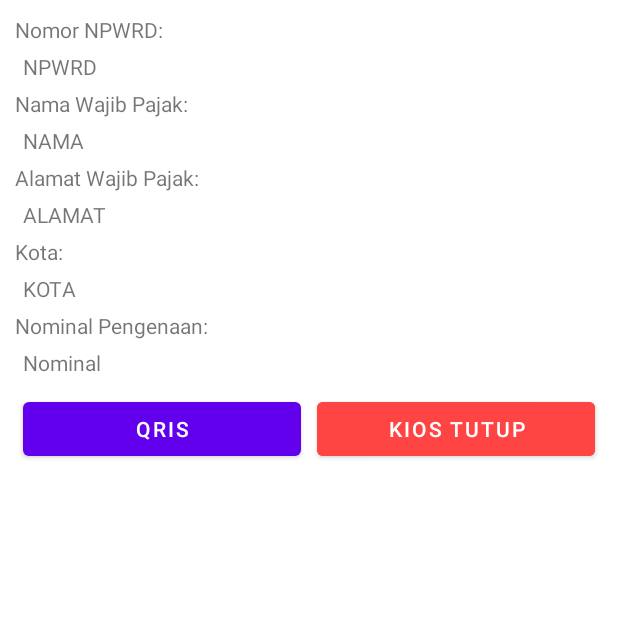
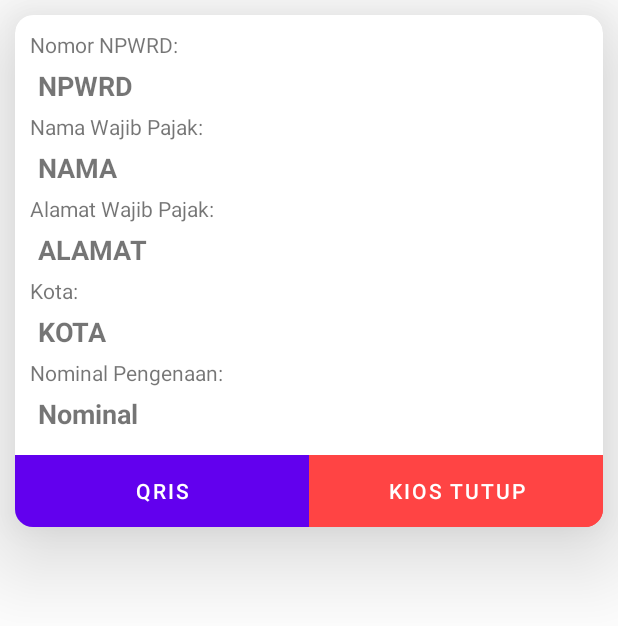
Before and after one commit to handharbeni/eRPAS, an Android app: the WpDetailFragment screen opened through its navigation route, on a phone screen of 412 x 824 dp. Shown: the top 626 px of the screen. Run offline under Robolectric (Android 15) with nearby library versions, the phone set to English and light mode, and no system bars; our stand-ins replace EventBus, Room's generated code, navigation-ui; libraries missing offline, so code that uses them is left out: com.dantsu.escposprinter, com.github.douglasjunior.bluetoothclassiclibrary, com.journeyapps.barcodescanner, com.skydoves.balloon; pictures from the network do not load; 22 statements that could not run were skipped.

Commit message:
fix layout pembayaran

```diff
--- a/app/src/main/res/layout/fragment_detail_wp.xml
+++ b/app/src/main/res/layout/fragment_detail_wp.xml
@@ -3,11 +3,24 @@
     android:layout_width="match_parent"
     android:layout_height="match_parent"
     xmlns:app="http://schemas.android.com/apk/res-auto">
-    <LinearLayout
-        android:padding="10dp"
+    <androidx.cardview.widget.CardView
+        android:elevation="40dp"
+        app:cardElevation="40dp"
+        app:cardCornerRadius="12dp"
+        android:fitsSystemWindows="true"
+        app:cardPreventCornerOverlap="false"
+        android:layout_margin="10dp"
+        android:id="@+id/cvDetail"
         app:layout_constraintTop_toTopOf="parent"
         app:layout_constraintLeft_toLeftOf="parent"
         app:layout_constraintRight_toRightOf="parent"
+        android:layout_width="match_parent"
+        android:layout_height="wrap_content">
+        <RelativeLayout
+            android:layout_width="match_parent"
+            android:layout_height="wrap_content">
+            <LinearLayout
+                android:padding="10dp"
                 android:id="@+id/llDetail"
                 android:orientation="vertical"
                 android:layout_width="match_parent"
@@ -17,6 +30,8 @@
                     android:layout_width="match_parent"
                     android:layout_height="wrap_content"/>
                 <TextView
+                    android:textSize="18sp"
+                    android:textStyle="bold"
                     android:layout_margin="5dp"
                     android:id="@+id/txtNpwrd"
                     android:text="NPWRD"
@@ -28,6 +43,8 @@
                     android:layout_width="match_parent"
                     android:layout_height="wrap_content"/>
                 <TextView
+                    android:textSize="18sp"
+                    android:textStyle="bold"
                     android:layout_margin="5dp"
                     android:id="@+id/txtNama"
                     android:text="NAMA"
@@ -39,6 +56,8 @@
                     android:layout_width="match_parent"
                     android:layout_height="wrap_content"/>
                 <TextView
+                    android:textSize="18sp"
+                    android:textStyle="bold"
                     android:layout_margin="5dp"
                     android:id="@+id/txtAlamat"
                     android:text="ALAMAT"
@@ -50,6 +69,8 @@
                     android:layout_width="match_parent"
                     android:layout_height="wrap_content"/>
                 <TextView
+                    android:textSize="18sp"
+                    android:textStyle="bold"
                     android:layout_margin="5dp"
                     android:id="@+id/txtKota"
                     android:text="KOTA"
@@ -61,38 +82,51 @@
                     android:layout_width="match_parent"
                     android:layout_height="wrap_content"/>
                 <TextView
+                    android:textSize="18sp"
+                    android:textStyle="bold"
                     android:layout_margin="5dp"
                     android:id="@+id/txtNominal"
                     android:text="Nominal"
                     android:layout_width="match_parent"
                     android:layout_height="wrap_content"/>
 
+            </LinearLayout>
             <LinearLayout
+                android:fitsSystemWindows="true"
+                android:gravity="bottom"
+                android:layout_below="@id/llDetail"
                 android:orientation="horizontal"
                 android:layout_width="match_parent"
                 android:layout_height="wrap_content">
-            <Button
+                <com.google.android.material.button.MaterialButton
+                    app:cornerRadius="0dp"
+                    android:insetTop="0dp"
+                    android:insetBottom="0dp"
                     android:id="@+id/btnQris"
-                android:theme="@style/ThemeOverlay.Material3.Button.ElevatedButton"
+                    android:theme="@style/ThemeOverlay.Material3.Button.TextButton"
                     android:layout_weight="0.5"
-                android:layout_margin="5dp"
                     android:text="QRIS"
                     android:layout_width="match_parent"
-                android:layout_height="wrap_content"/>
-            <Button
+                    android:layout_height="match_parent"/>
+                <com.google.android.material.button.MaterialButton
+                    app:cornerRadius="0dp"
+                    android:insetTop="0dp"
+                    android:insetBottom="0dp"
                     android:backgroundTint="@android:color/holo_red_light"
                     android:layout_weight="0.5"
-                android:layout_margin="5dp"
                     android:id="@+id/btnTutup"
                     android:text="KIOS TUTUP"
                     android:layout_width="match_parent"
-                android:layout_height="wrap_content"/>
+                    android:layout_height="match_parent"/>
             </LinearLayout>
-    </LinearLayout>
+        </RelativeLayout>
+
+    </androidx.cardview.widget.CardView>
     <androidx.recyclerview.widget.RecyclerView
+        android:visibility="gone"
         android:layout_marginBottom="?attr/actionBarSize"
         android:id="@+id/rvItemWp"
-        app:layout_constraintTop_toBottomOf="@id/llDetail"
+        app:layout_constraintTop_toBottomOf="@id/cvDetail"
         app:layout_constraintLeft_toLeftOf="parent"
         app:layout_constraintRight_toRightOf="parent"
         app:layout_constraintBottom_toBottomOf="parent"
```
Lines whose indentation alone changed are shown as unchanged.
